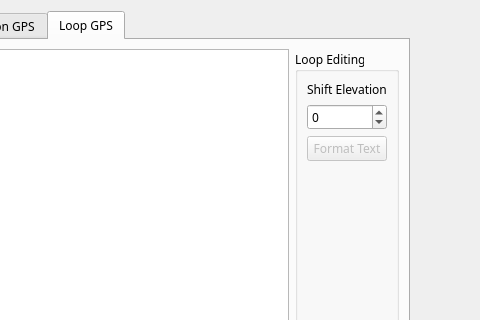
Before: the Qt Designer form src/qt_ui/pem_info_widget.ui in Eric-Meunier/Processor-Suite, drawn with Qt 5; both pictures show x 160 to 640 and y 0 to 320 of the 640 by 480 pixel window.
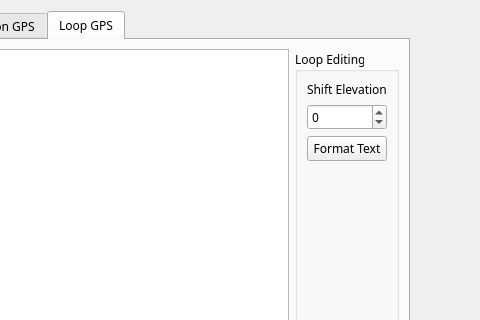
After: the same form once the commit is applied.

Patch:
```diff
--- a/src/qt_ui/pem_info_widget.ui
+++ b/src/qt_ui/pem_info_widget.ui
@@ -247,7 +247,7 @@
           <item>
            <widget class="QPushButton" name="format_loop_gps_button">
             <property name="enabled">
-             <bool>false</bool>
+             <bool>true</bool>
             </property>
             <property name="text">
              <string>Format Text</string>
```
Left out of the diff: 4 changed lines with no effect on the pictures.
